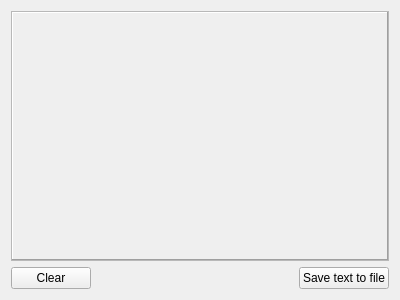
Before: the Qt Designer form lib/show_text_window.ui in dl1ksv/gr-display, drawn with Qt 5.
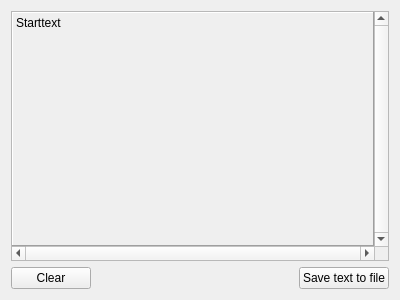
After: the same form once the commit is applied.

Patch:
```diff
--- a/lib/show_text_window.ui
+++ b/lib/show_text_window.ui
@@ -16,6 +16,15 @@
   <layout class="QGridLayout" name="gridLayout">
    <item row="0" column="0">
     <widget class="QScrollArea" name="displayArea">
+     <property name="verticalScrollBarPolicy">
+      <enum>Qt::ScrollBarAlwaysOn</enum>
+     </property>
+     <property name="horizontalScrollBarPolicy">
+      <enum>Qt::ScrollBarAlwaysOn</enum>
+     </property>
+     <property name="sizeAdjustPolicy">
+      <enum>QAbstractScrollArea::AdjustToContents</enum>
+     </property>
      <property name="widgetResizable">
       <bool>true</bool>
      </property>
@@ -24,8 +33,8 @@
        <rect>
         <x>0</x>
         <y>0</y>
-        <width>378</width>
-        <height>245</height>
+        <width>367</width>
+        <height>230</height>
        </rect>
       </property>
       <property name="frameShape">
@@ -34,6 +43,9 @@
       <property name="frameShadow">
        <enum>QFrame::Raised</enum>
       </property>
+      <property name="text">
+       <string>Starttext</string>
+      </property>
       <property name="alignment">
        <set>Qt::AlignLeading|Qt::AlignLeft|Qt::AlignTop</set>
       </property>
```
